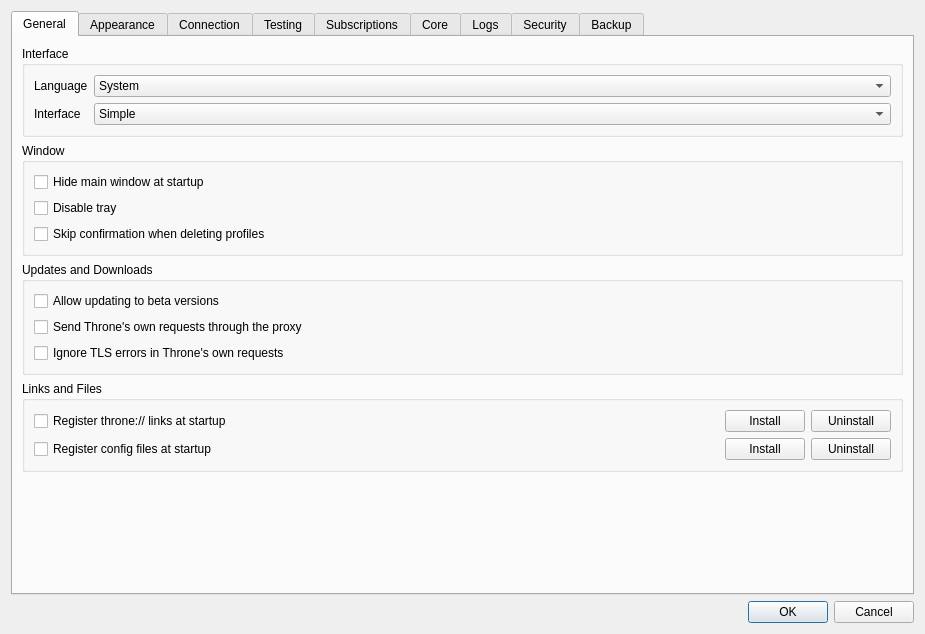
Old version of the form include/ui/setting/dialog_basic_settings.ui in the repository throneproj/Throne.
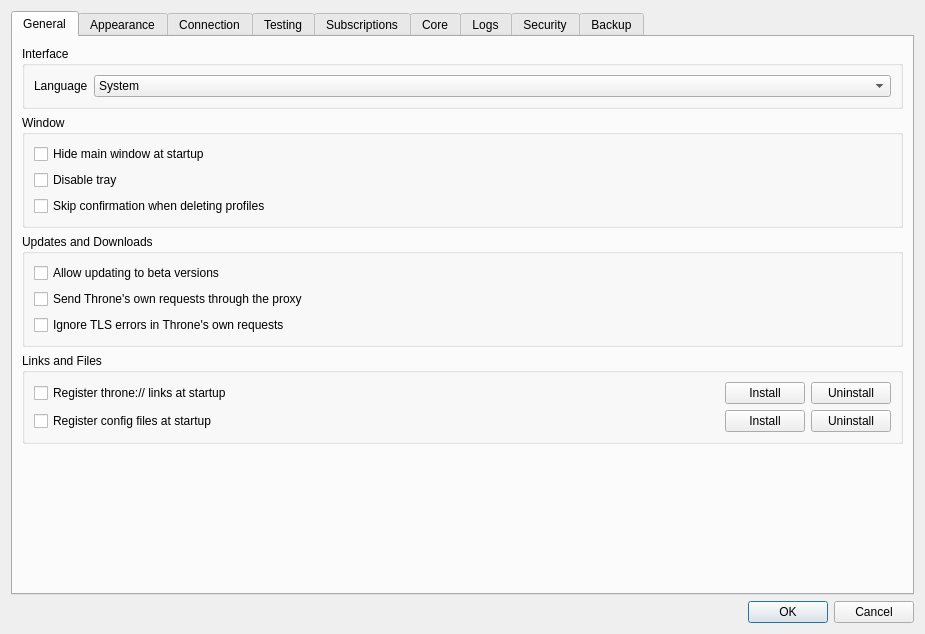
New version of the form. Custom widgets are drawn as their Qt base class.

Commit message: remove simple interface mode

Patch:
```diff
--- a/include/ui/setting/dialog_basic_settings.ui
+++ b/include/ui/setting/dialog_basic_settings.ui
@@ -91,39 +91,6 @@
             </item>
            </widget>
           </item>
-          <item row="1" column="0">
-           <widget class="QLabel" name="ui_mode_l">
-            <property name="sizePolicy">
-             <sizepolicy hsizetype="Maximum" vsizetype="Maximum">
-              <horstretch>0</horstretch>
-              <verstretch>0</verstretch>
-             </sizepolicy>
-            </property>
-            <property name="toolTip">
-             <string>Simple hides the advanced options.</string>
-            </property>
-            <property name="text">
-             <string>Interface</string>
-            </property>
-            <property name="buddy">
-             <cstring>ui_mode</cstring>
-            </property>
-           </widget>
-          </item>
-          <item row="1" column="1">
-           <widget class="QComboBox" name="ui_mode">
-            <item>
-             <property name="text">
-              <string>Simple</string>
-             </property>
-            </item>
-            <item>
-             <property name="text">
-              <string>Advanced</string>
-             </property>
-            </item>
-           </widget>
-          </item>
          </layout>
         </widget>
        </item>
```
Left out of the diff: 210 changed lines with no effect on the pictures. The commit also changes 41 other files.
